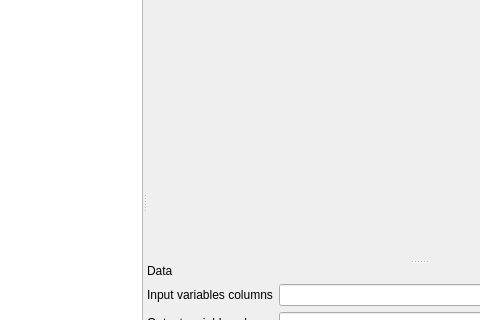
Qt form mainwindow.ui (emigdioz/TreeGP) before a commit; both pictures show x 257 to 737 and y 203 to 523 of the 956 by 783 pixel window.
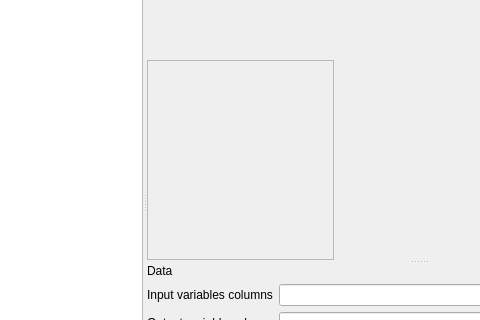
The same form after that commit. Custom widgets are drawn as their Qt base class.

```diff
--- a/mainwindow.ui
+++ b/mainwindow.ui
@@ -81,6 +81,16 @@
            </property>
           </widget>
          </item>
+         <item row="1" column="0">
+          <widget class="QFrame" name="frame">
+           <property name="frameShape">
+            <enum>QFrame::StyledPanel</enum>
+           </property>
+           <property name="frameShadow">
+            <enum>QFrame::Raised</enum>
+           </property>
+          </widget>
+         </item>
         </layout>
        </widget>
        <widget class="QWidget" name="verticalLayoutWidget">
```
Left out of the diff: 2 changed lines with no effect on the pictures.
